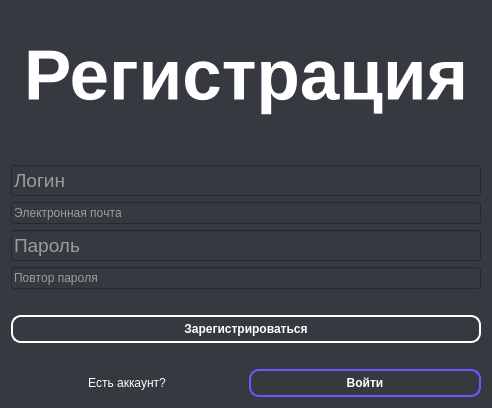
This is interfaces/registration_form.ui in ArtShibaev/Bugtracker as Qt 5 draws it before an edit. The edited form follows.
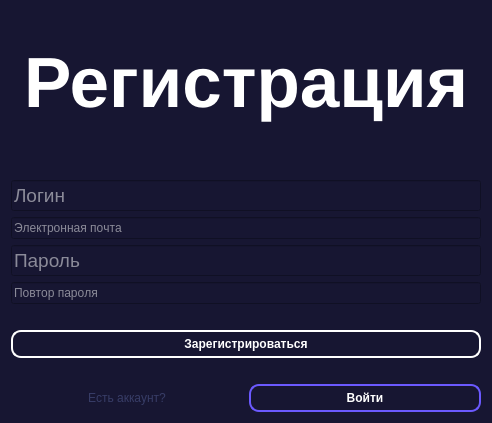
This is the edited form.

Commit message: Изменил цвет фона и границ инпутов. Поменял на цвета из дизайна из фигмы

The edit to the form file:
```diff
--- a/interfaces/registration_form.ui
+++ b/interfaces/registration_form.ui
@@ -7,7 +7,7 @@
     <x>0</x>
     <y>0</y>
     <width>492</width>
-    <height>408</height>
+    <height>423</height>
    </rect>
   </property>
   <property name="maximumSize">
@@ -40,7 +40,7 @@
    <bool>false</bool>
   </property>
   <property name="styleSheet">
-   <string notr="true">background-color: #36393f;
+   <string notr="true">background-color: #171632;
 color: white;</string>
   </property>
   <layout class="QGridLayout" name="gridLayout_3">
@@ -230,6 +230,9 @@
       <layout class="QHBoxLayout" name="horizontalLayout">
        <item>
         <widget class="QLabel" name="label">
+         <property name="styleSheet">
+          <string notr="true">color: #373C66;</string>
+         </property>
          <property name="text">
           <string>Есть аккаунт?</string>
          </property>
```
Left out of the diff: 8 changed lines with no effect on the pictures. The commit also changes 3 other files.
